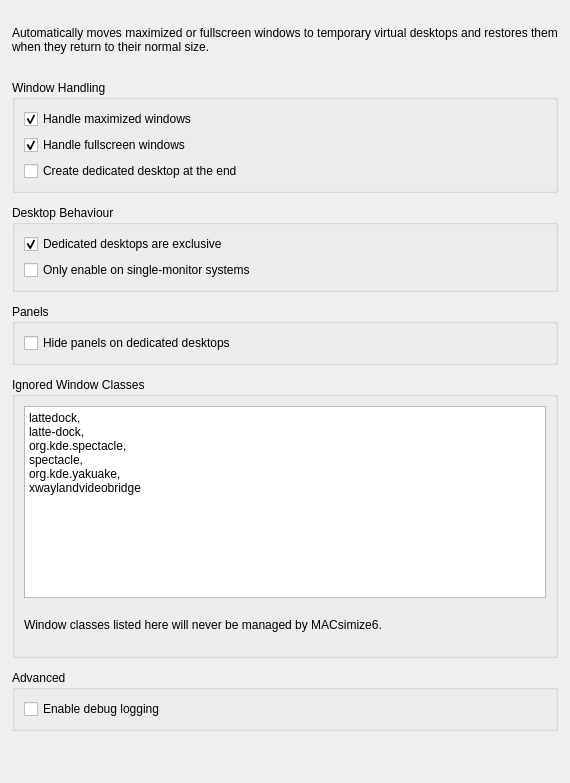
The window that contents/ui/config.ui (Ubiquitine/MACsimize6) describes before a commit, drawn with Qt 5.
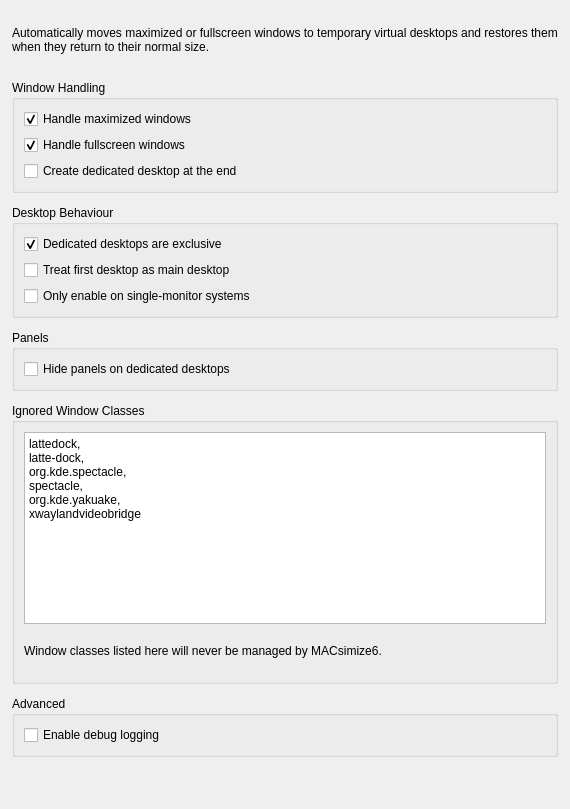
The same window after the commit.

Commit message: Add config option to treat first desktop as the main desktop

Patch:
```diff
--- a/contents/ui/config.ui
+++ b/contents/ui/config.ui
@@ -118,6 +118,17 @@
        </widget>
       </item>
 
+      <item>
+       <widget class="QCheckBox" name="kcfg_mainDesktop">
+        <property name="text">
+         <string>Treat first desktop as main desktop</string>
+        </property>
+        <property name="checked">
+         <bool>false</bool>
+        </property>
+       </widget>
+      </item>
+
       <item>
        <widget class="QCheckBox" name="kcfg_enableIfOnlyOne">
         <property name="text">
```
The commit also changes 3 other files.
